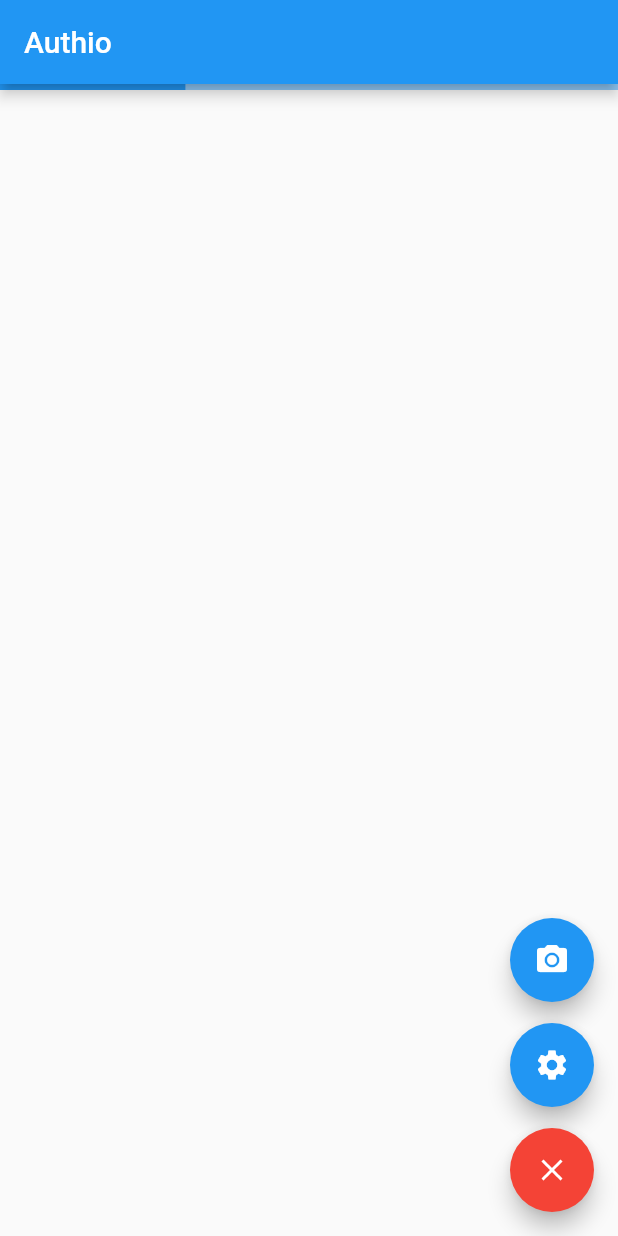
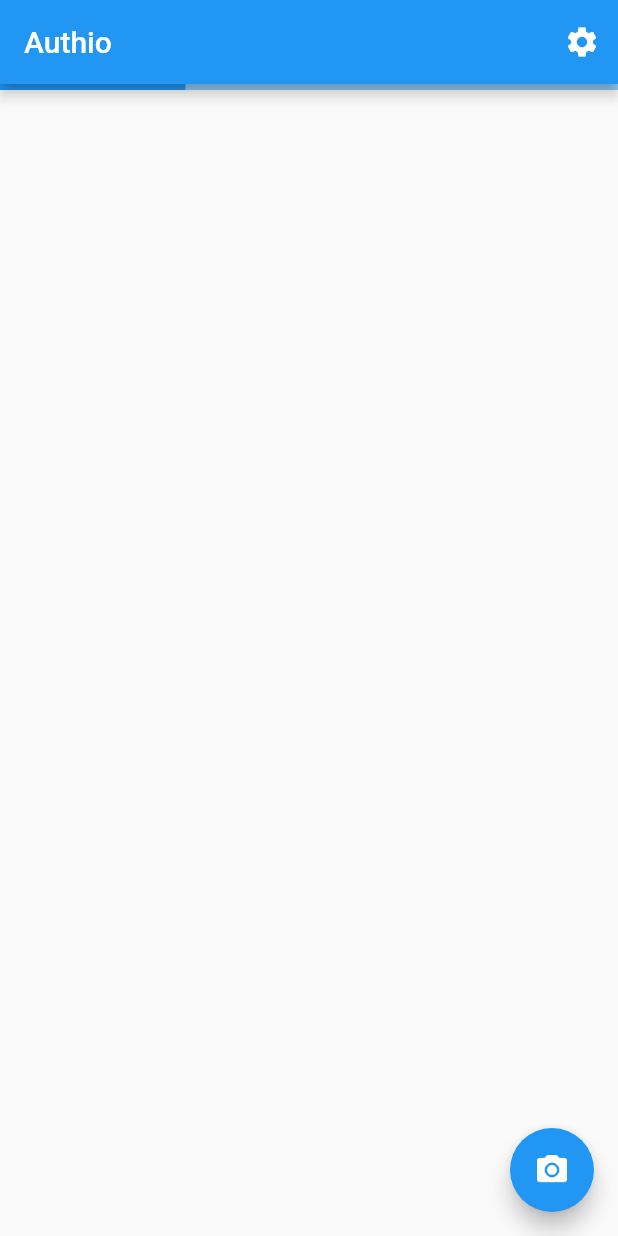
Before and after one commit to zachgenius/authio, a Flutter app: the screen it shows after launch, after a tap on the "camera alt" icon, on a phone screen of 412 x 824 dp. Run offline on Flutter 3.47's test engine with Material 2 defaults, Android fonts, the phone set to English and light mode, and no system bars; missing offline and left inert: base32, qrcode_reader.

Commit message:
no message

```diff
--- a/lib/main.dart
+++ b/lib/main.dart
@@ -214,6 +214,9 @@ class _MyHomePageState extends State<MyHomePage> {
         // Here we take the value from the MyHomePage object that was created by
         // the App.build method, and use it to set our appbar title.
         title: Text(widget.title),
+        actions: <Widget>[
+          IconButton(icon: Icon(Icons.settings), onPressed: jumpToSettings)
+        ],
       ),
       body: Column(
         children: <Widget>[
@@ -235,12 +238,14 @@ class _MyHomePageState extends State<MyHomePage> {
           ))
         ],
       ),
-//      floatingActionButton: FloatingActionButton(
-//        onPressed: jumpToSettings,
-//        tooltip: "Scan QR Code",
-//        child: Icon(Icons.camera_alt),
-//      )
-      floatingActionButton: MenuAnimButton(cameraCallback: scanQRCode, settingsCallBack: jumpToSettings,),
+      floatingActionButton: FloatingActionButton(
+        onPressed: scanQRCode,
+        tooltip: "Scan QR Code",
+        child: Icon(Icons.camera_alt),
+      )
+
+        //TODO 这里的问题就在于有多个按钮之后, 就无法跳转到下一页, 直接黑屏...
+//      floatingActionButton: MenuAnimButton(cameraCallback: scanQRCode, settingsCallBack: jumpToSettings,),
     );
   }
 
--- a/lib/menu_anim_button.dart
+++ b/lib/menu_anim_button.dart
@@ -41,19 +41,14 @@ class _MenuAnimButtonState extends State<MenuAnimButton> with SingleTickerProvid
   @override
   void initState() {
     _animationController =
-        AnimationController(vsync: this, duration: Duration(milliseconds: 300))
-          ..addListener((){
-            setState(() {
-
-            });
-        });
+        AnimationController(vsync: this, duration: Duration(milliseconds: 300));
 
     _animateIcon = Tween<double>(begin: 0.0, end: 1.0).animate(_animationController);
 
     _buttonColor = ColorTween(begin: Colors.blue, end: Colors.red)
         .animate(CurvedAnimation(
             parent: _animationController,
-            curve: Interval(0.0, 1.0, curve: _curve)));
+            curve: Interval(0.0, 1.0, curve: Curves.linear)));
 
     _translateButton = Tween<double>(
       begin: _fabHeight,
@@ -108,6 +103,7 @@ class _MenuAnimButtonState extends State<MenuAnimButton> with SingleTickerProvid
         toggle()
       ],
     );
+
   }
 
   @override
@@ -117,22 +113,18 @@ class _MenuAnimButtonState extends State<MenuAnimButton> with SingleTickerProvid
   }
 
   Widget camera(){
-    return new Container(
-      child: FloatingActionButton(
+    return FloatingActionButton(
       onPressed: onCamera,
       tooltip: "Scan QR Code",
       child: Icon(Icons.camera_alt),
-      ),
     );
   }
 
   Widget settings(){
-    return new Container(
-      child: FloatingActionButton(
+    return FloatingActionButton(
       onPressed: onSettings,
       tooltip: "Settings",
       child: Icon(Icons.settings),
-      ),
     );
   }
 
```
Lines whose indentation alone changed are shown as unchanged.
